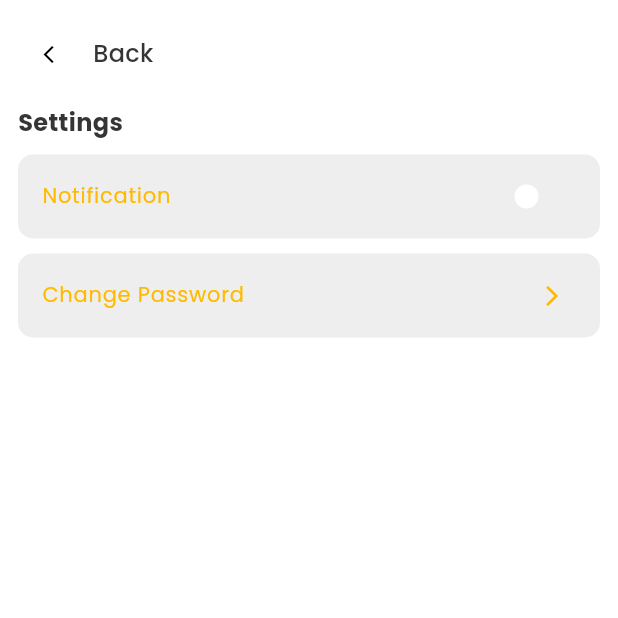
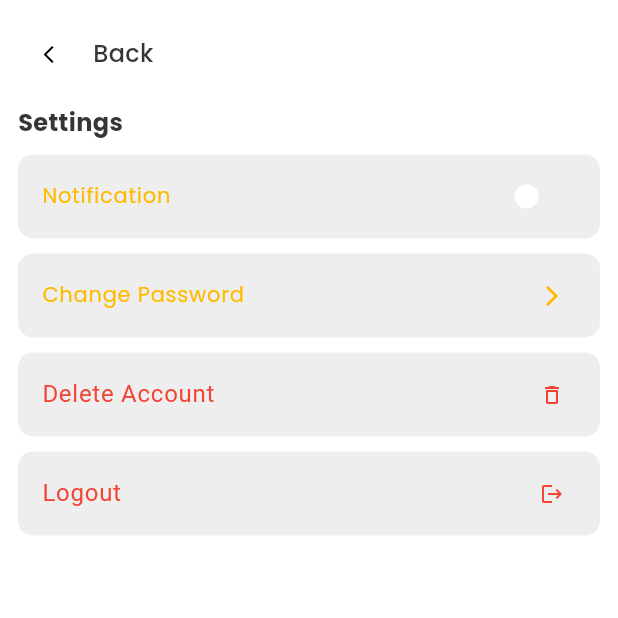
Before and after one commit to AwaisKazi7/soldiers_friends, a Flutter app: the SettingView screen opened directly, on a phone screen of 412 x 824 dp, the top half of it. Run offline on Flutter 3.47's test engine with Material 3 defaults, Android fonts, the phone set to English and light mode, and no system bars; our stand-ins replace firebase_auth, firebase_core, get, image_picker, smooth_page_indicator; missing offline and left inert: flutter_tinder_swipe; accounts and stored records are empty.

Commit message:
delete account and sign out done

```diff
--- a/lib/main.dart
+++ b/lib/main.dart
@@ -1,9 +1,9 @@
 import 'package:firebase_core/firebase_core.dart';
 import 'package:flutter/material.dart';
 import 'package:get/get.dart';
+import 'package:soldiers_friends/firebase_options.dart';
 import 'package:soldiers_friends/routes/routes_name_strings.dart';
 
-import 'firebase_options.dart';
 import 'routes/routes_page_list.dart';
 
 void main() {
--- a/lib/routes/routes_name_strings.dart
+++ b/lib/routes/routes_name_strings.dart
@@ -12,4 +12,7 @@ class RoutesName {
   static String chatpage = "/chatpage";
   static String chatdetails = "/chatdetails";
   static String subscribtion = "/subscribtion";
+  static String settingview = "/settingview";
+  static String deleteview = "/deleteview";
+
 }
--- a/lib/routes/routes_page_list.dart
+++ b/lib/routes/routes_page_list.dart
@@ -5,6 +5,8 @@ import 'package:soldiers_friends/view/chat/chat_binding.dart';
 import 'package:soldiers_friends/view/chat/chat_view.dart';
 import 'package:soldiers_friends/view/chatopen/chatopen_binding.dart';
 import 'package:soldiers_friends/view/chatopen/chatopen_view.dart';
+import 'package:soldiers_friends/view/delete_account/deleteAccount_binding.dart';
+import 'package:soldiers_friends/view/delete_account/deleteAccount_view.dart';
 import 'package:soldiers_friends/view/edit_profile/edit_profile_view.dart';
 import 'package:soldiers_friends/view/forgot_password/forgot_password_binding.dart';
 import 'package:soldiers_friends/view/forgot_password/forgot_password_view.dart';
@@ -18,6 +20,8 @@ import 'package:soldiers_friends/view/login/login_view.dart';
 import 'package:soldiers_friends/view/profile/profile_binding.dart';
 import 'package:soldiers_friends/view/profile/profile_view.dart';
 import 'package:soldiers_friends/view/edit_profile/edit_profile_binding.dart';
+import 'package:soldiers_friends/view/settings/settings_binding.dart';
+import 'package:soldiers_friends/view/settings/settings_view.dart';
 import 'package:soldiers_friends/view/sign_up/signup_binding.dart';
 import 'package:soldiers_friends/view/sign_up/signup_view.dart';
 import 'package:soldiers_friends/view/home/home_binding.dart';
@@ -81,5 +85,13 @@ class RoutesPageList {
         name: RoutesName.subscribtion,
         page: () => const SubscribtionView(),
         binding: SubscribtionBinding()),
+    GetPage(
+        name: RoutesName.settingview,
+        page: () => const SettingView(),
+        binding: SettingBinding()),
+    GetPage(
+        name: RoutesName.deleteview,
+        page: () => const DeleteAccountView(),
+        binding: DeleteAccountBinding()),
   ];
 }
--- /dev/null
+++ b/lib/view/delete_account/deleteAccount_binding.dart
@@ -0,0 +1,11 @@
+import 'package:get/get.dart';
+import 'package:soldiers_friends/view/delete_account/deleteAccount_controller.dart';
+import 'package:soldiers_friends/view/settings/settings_controller.dart';
+
+
+class DeleteAccountBinding extends Bindings {
+  @override
+  void dependencies() {
+    Get.put<DeleteaccountController>(DeleteaccountController());
+  }
+}
--- a/lib/view/get_started/get_started_view.dart
+++ b/lib/view/get_started/get_started_view.dart
@@ -28,6 +28,7 @@ class GetStartedView extends StatelessWidget {
                 Stack(
                   children: [
                     Image.asset(
+                      width: double.infinity,
                       CommonAssets.logo,
                       fit: BoxFit.contain,
                     ),
--- a/lib/view/login/login_view.dart
+++ b/lib/view/login/login_view.dart
@@ -19,7 +19,7 @@ class LoginPage extends StatefulWidget {
 
 class _LoginPageState extends State<LoginPage> {
   final TextEditingController _emailController = TextEditingController();
-
+final _formkey = GlobalKey<FormState>();
   final TextEditingController _pwdController = TextEditingController();
 
   @override
@@ -38,6 +38,8 @@ class _LoginPageState extends State<LoginPage> {
               margin: const EdgeInsets.all(18.0),
               height: context.height,
               width: context.width,
+              child: Form(
+                key: _formkey,
                 child: Column(
                   crossAxisAlignment: CrossAxisAlignment.start,
                   children: [
@@ -242,6 +244,7 @@ class _LoginPageState extends State<LoginPage> {
               ),
             ),
           ),
+        ),
       );
     });
   }
--- a/lib/view/settings/settings_controller.dart
+++ b/lib/view/settings/settings_controller.dart
@@ -1,7 +1,10 @@
+import 'package:flutter/material.dart';
 import 'package:get/get.dart';
+import 'package:soldiers_friends/view/login/login_controller.dart';
 
 class SettingController extends GetxController {
   bool isNotificationEnabled = false;
+  final Logincontroller = Get.put(LoginController());
 
   @override
   void onInit() {
@@ -12,4 +15,12 @@ class SettingController extends GetxController {
     isNotificationEnabled = value;
     update();
   }
+
+  Future<void> Logout(BuildContext context) async {
+    await Logincontroller.signOut(context);
+  }
+
+  // Future<void> deleteAccount(BuildContext context) async {
+  //   await Logincontroller.deleteAccount(context);
+  // }
 }
--- a/lib/view/settings/settings_view.dart
+++ b/lib/view/settings/settings_view.dart
@@ -1,9 +1,8 @@
 import 'package:flutter/material.dart';
 import 'package:get/get.dart';
+import 'package:soldiers_friends/common/common_buttons.dart';
 import 'package:soldiers_friends/view/settings/settings_controller.dart';
 import 'package:soldiers_friends/view/settings/widget/setting_widget.dart';
-
-
 import '../../common/common_colors.dart';
 import '../../common/common_text.dart';
 import '../../common/common_text_style.dart';
@@ -66,7 +65,7 @@ class SettingView extends StatelessWidget {
                 text: 'Notification',
                 switchValue: controller.isNotificationEnabled,
                 onSwitchChanged: (value) {
-                  controller.toggleNotification(value);
+                  // controller.toggleNotification(value);
                 },
                 onPressed: () {},
               ),
@@ -77,6 +76,36 @@ class SettingView extends StatelessWidget {
                   Get.toNamed(RoutesName.forgotpasswordpage);
                 },
               ),
+              const SizedBox(height: 10),
+              buildAccountItemSettings(
+                text: 'Delete Account',
+                textStyle: TextStyle(
+                  color: Colors.red,
+                ),
+                icon: Icon(
+                  Icons.delete_outline,
+                  color: Colors.red,
+                  size: 16,
+                ),
+                onPressed: () async {
+                  Get.toNamed(RoutesName.deleteview);
+                },
+              ),
+              const SizedBox(height: 10),
+              buildAccountItemSettings(
+                text: 'Logout',
+                textStyle: TextStyle(
+                  color: Colors.red,
+                ),
+                icon: Icon(
+                  Icons.logout,
+                  color: Colors.red,
+                  size: 16,
+                ),
+                onPressed: () async {
+                  await controller.Logout(context);
+                },
+              ),
             ],
           ),
         )),
--- a/lib/view/settings/widget/setting_widget.dart
+++ b/lib/view/settings/widget/setting_widget.dart
@@ -5,9 +5,10 @@ import '../../../common/common_colors.dart';
 import '../../../common/common_text.dart';
 import '../../../common/common_text_style.dart';
 
-
 Widget buildAccountItemSettings({
   required String text,
+  TextStyle? textStyle,
+  Widget? icon,
   required void Function() onPressed,
   bool? switchValue,
   void Function(bool)? onSwitchChanged,
@@ -20,7 +21,8 @@ Widget buildAccountItemSettings({
     child: ListTile(
       title: CommonText(
         text: text,
-        style: CommonTextStyle.loginAccountStyle.copyWith(
+        style: textStyle ??
+            CommonTextStyle.loginAccountStyle.copyWith(
               fontSize: 14,
               color: CommonColors.subHeafingBlackColor,
               fontWeight: FontWeight.w400,
@@ -31,7 +33,7 @@ Widget buildAccountItemSettings({
               value: switchValue,
               onChanged: onSwitchChanged!,
             )
-          : Icon(
+          : icon??Icon(
               Icons.arrow_forward_ios,
               color: CommonColors.subHeafingBlackColor,
               size: 16,
```
Also changed, not shown: lib/view/delete_account/deleteAccount_controller.dart (added, +17 -0 lines), lib/view/delete_account/deleteAccount_view.dart (added, +179 -0 lines), lib/view/edit_profile/edit_profile_view.dart (+24 -7 lines), lib/view/get_started/get_started_controller.dart (+6 -4 lines), lib/view/login/login_controller.dart (+108 -3 lines). Lines whose indentation alone changed are shown as unchanged.
